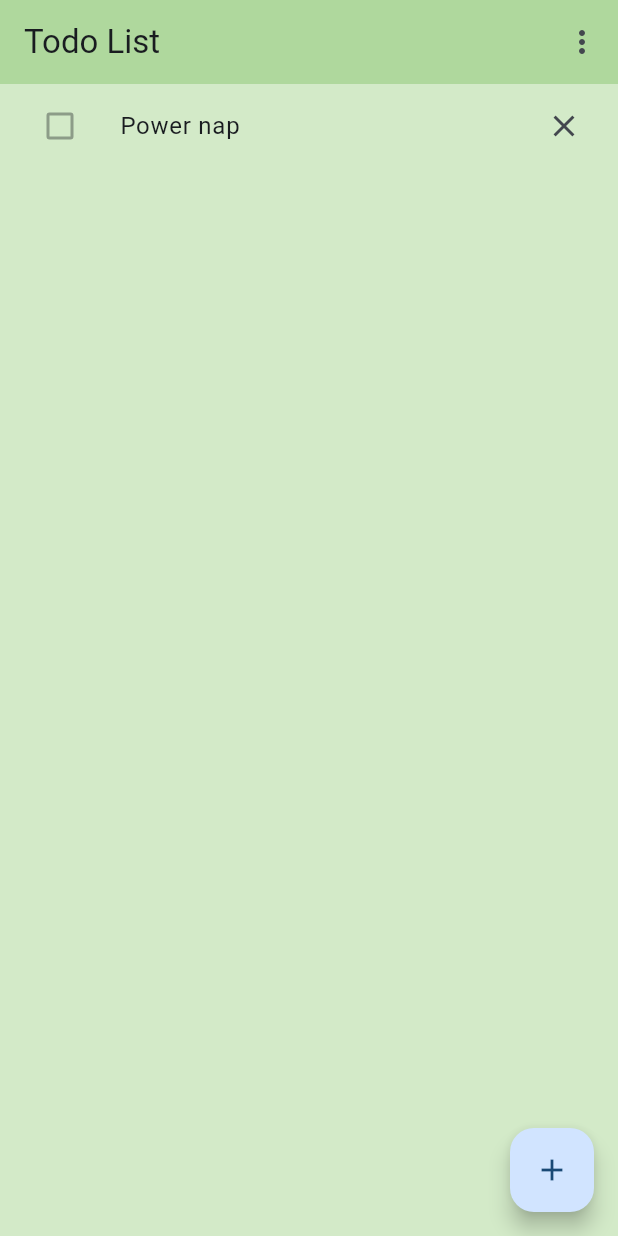
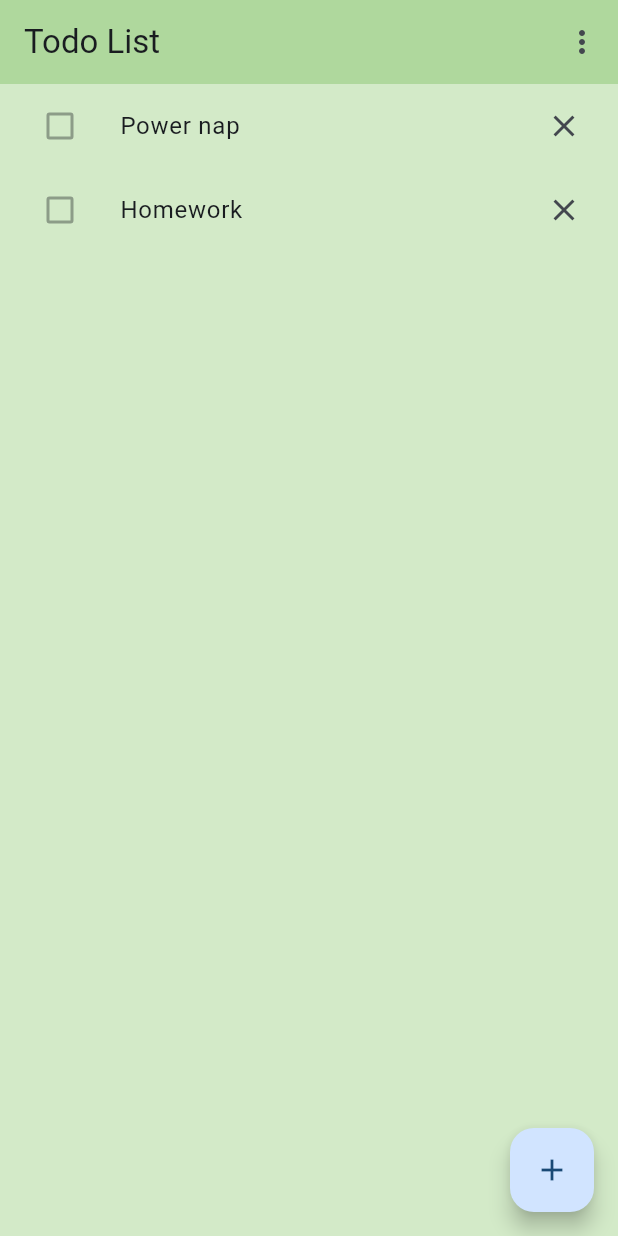
Before and after one commit to gu-tig333-ht24/gustraho, a Flutter app: the screen it shows after launch, on a phone screen of 412 x 824 dp. Run offline on Flutter 3.47's test engine with Material 3 defaults, Android fonts, the phone set to English and light mode, and no system bars.

Commit message:
Färdig med steg 1

```diff
--- a/lib/main.dart
+++ b/lib/main.dart
@@ -27,6 +27,7 @@ class TodoListPage extends StatelessWidget {
   Widget build(BuildContext context) {
     final List<String> todoItems = [
       'Power nap',
+      'Homework'
     ];
 
     return Scaffold(
```
